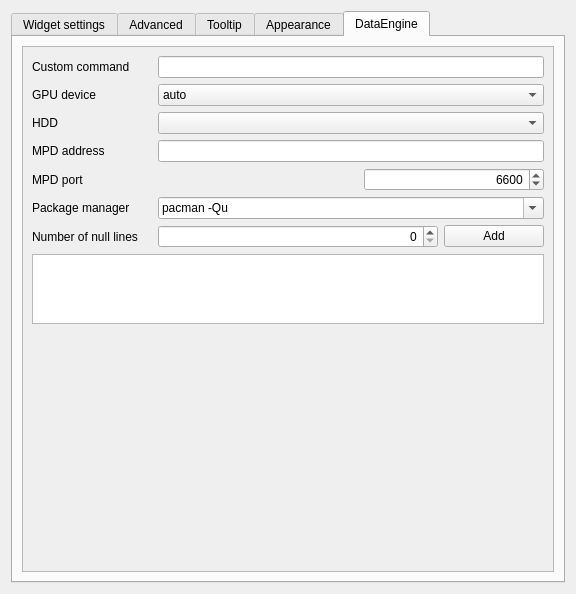
Qt form sources/ptm/contents/ui/configwindow.ui (arcan1s/awesome-widgets) before a commit.
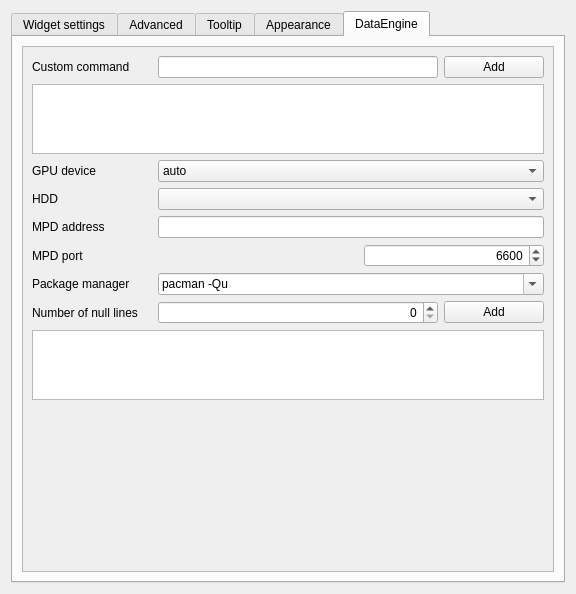
The same form after that commit. The open tabs and pages were chosen to show the change. Custom widgets are drawn as their Qt base class.

Commit message: prepare to add support of several custom command

The edit to the form file:
```diff
--- a/sources/ptm/contents/ui/configwindow.ui
+++ b/sources/ptm/contents/ui/configwindow.ui
@@ -2476,12 +2476,14 @@
            <rect>
             <x>0</x>
             <y>0</y>
-            <width>326</width>
-            <height>302</height>
+            <width>544</width>
+            <height>540</height>
            </rect>
           </property>
           <layout class="QVBoxLayout" name="verticalLayout_11">
            <item>
+            <layout class="QVBoxLayout" name="layout_customCmd">
+             <item>
             <layout class="QHBoxLayout" name="layout_customCommand">
              <item>
               <widget class="QLabel" name="label_customCommand">
@@ -2506,6 +2508,29 @@
                </property>
               </widget>
              </item>
+               <item>
+                <widget class="QPushButton" name="pushButton_customCommand">
+                 <property name="minimumSize">
+                  <size>
+                   <width>100</width>
+                   <height>0</height>
+                  </size>
+                 </property>
+                 <property name="text">
+                  <string>Add</string>
+                 </property>
+                </widget>
+               </item>
+              </layout>
+             </item>
+             <item>
+              <widget class="QListWidget" name="listWidget_customCommand">
+               <property name="toolTip">
+                <string>Editable
+del - remove item</string>
+               </property>
+              </widget>
+             </item>
             </layout>
            </item>
            <item>
```
Left out of the diff: 12 changed lines with no effect on the pictures. Lines whose indentation alone changed are shown as unchanged. The commit also changes 9 other files.
